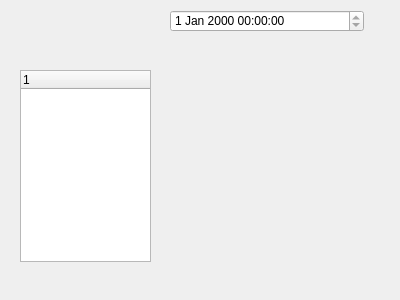
Above: e-shop/buyers.ui from Andrii97/shop before the change. Below: the same form after it.
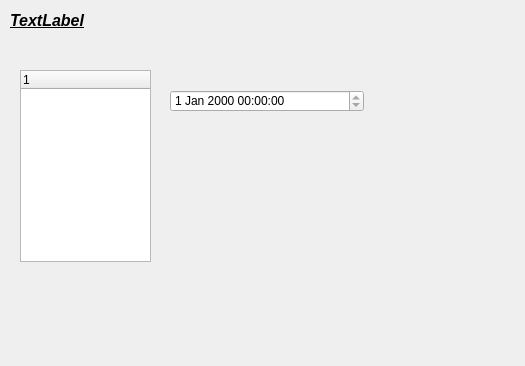
That is the form after the change.

Commit message: added class BuyerInfo

Patch:
```diff
--- a/e-shop/buyers.ui
+++ b/e-shop/buyers.ui
@@ -6,8 +6,8 @@
    <rect>
     <x>0</x>
     <y>0</y>
-    <width>400</width>
-    <height>300</height>
+    <width>525</width>
+    <height>366</height>
    </rect>
   </property>
   <property name="windowTitle">
@@ -17,7 +17,7 @@
    <property name="geometry">
     <rect>
      <x>170</x>
-     <y>10</y>
+     <y>90</y>
      <width>194</width>
      <height>22</height>
     </rect>
@@ -41,6 +41,19 @@
     </property>
    </column>
   </widget>
+  <widget class="QLabel" name="LName">
+   <property name="geometry">
+    <rect>
+     <x>10</x>
+     <y>10</y>
+     <width>501</width>
+     <height>21</height>
+    </rect>
+   </property>
+   <property name="text">
+    <string>&lt;html&gt;&lt;head/&gt;&lt;body&gt;&lt;p&gt;&lt;span style=&quot; font-size:12pt; font-weight:600; font-style:italic; text-decoration: underline;&quot;&gt;TextLabel&lt;/span&gt;&lt;/p&gt;&lt;/body&gt;&lt;/html&gt;</string>
+   </property>
+  </widget>
  </widget>
  <resources/>
  <connections/>
```
The commit also changes 4 other files.
